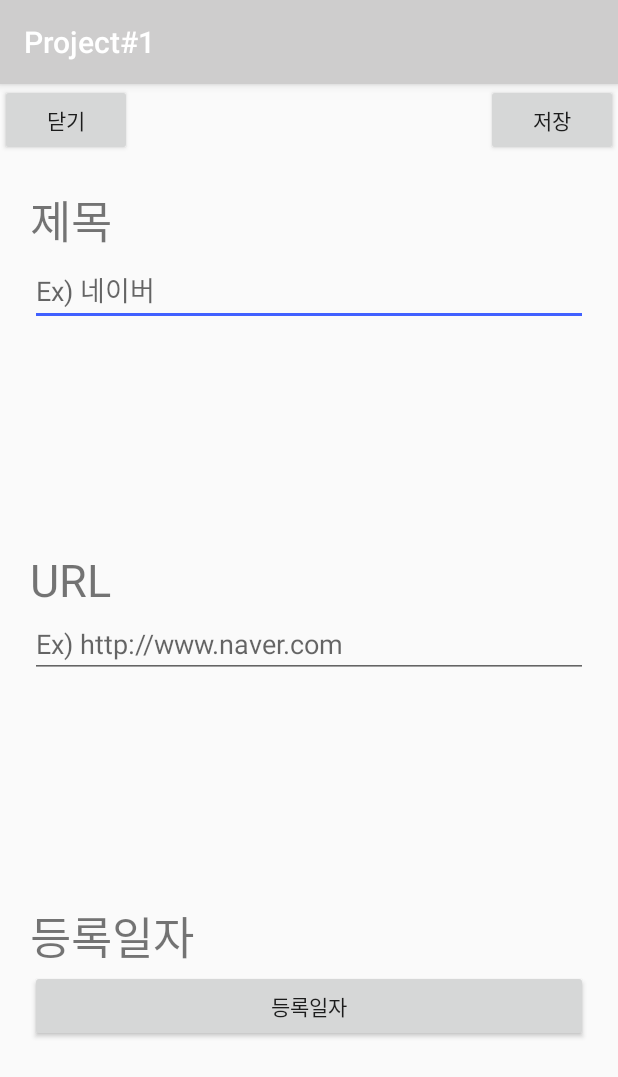
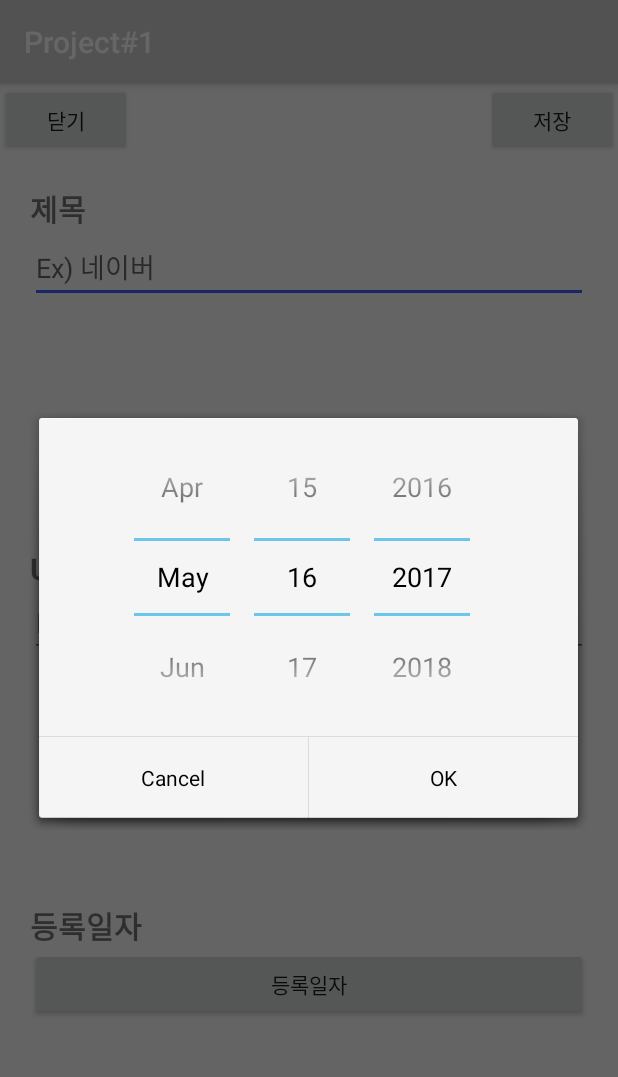
Before and after one commit to JIHYEPYO/Project-1, an Android app: the fragment RegisterFavoritesFragment shown on its own in the app's theme, after a tap on "등록일자", on a phone screen of 412 x 824 dp. Shown: the top 1077 px of the screen. Run offline under Robolectric (Android 15) with nearby library versions, the phone set to English and light mode, and no system bars.

```diff
--- a/app/src/main/java/com/example/ncs/project1/RegisterFavoritesFragment.java
+++ b/app/src/main/java/com/example/ncs/project1/RegisterFavoritesFragment.java
@@ -1,12 +1,21 @@
 package com.example.ncs.project1;
 
+import android.app.AlertDialog;
+import android.app.DatePickerDialog;
+import android.app.Dialog;
+import android.content.DialogInterface;
 import android.os.Bundle;
 import android.support.annotation.Nullable;
+import android.support.v4.app.DialogFragment;
 import android.view.LayoutInflater;
 import android.view.View;
 import android.view.ViewGroup;
 import android.widget.Button;
+import android.widget.DatePicker;
 import android.widget.EditText;
+import android.widget.Toast;
+
+import java.util.Calendar;
 
 /**
  * Created by NCS on 2017-05-16.
@@ -32,13 +41,40 @@ public class RegisterFavoritesFragment extends android.support.v4.app.Fragment {
         buttonRegisterDate.setOnClickListener(new View.OnClickListener() {
             @Override
             public void onClick(View view) {
-
+                DialogFragment dFragment = new DatePickerFragment();
+                dFragment.show(getFragmentManager(), "Date Picker");
             }
         });
 
         return v;
     }
 
+    public static class DatePickerFragment extends DialogFragment
+            implements DatePickerDialog.OnDateSetListener{
+
+        @Override
+        public Dialog onCreateDialog(Bundle savedInstanceState){
+            final Calendar calendar = Calendar.getInstance();
+            int year = calendar.get(Calendar.YEAR);
+            int month = calendar.get(Calendar.MONTH);
+            int day = calendar.get(Calendar.DAY_OF_MONTH);
+
+            DatePickerDialog dpd = new DatePickerDialog(getActivity(),
+                    AlertDialog.THEME_HOLO_LIGHT,this,year,month,day);
+
+            // Return the DatePickerDialog
+            return  dpd;
+        }
+
+        public void onDateSet(DatePicker view, int year, int month, int day){
+            // Do something with the chosen date
+        }
+
+        public void onCancel(DialogInterface dialog){
+            Toast.makeText(getActivity(),"Date Picker Canceled.", Toast.LENGTH_SHORT).show();
+        }
+    }
+
     public static synchronized RegisterFavoritesFragment getInstance() {
         return instance;
     }
--- a/app/src/main/res/layout/fragment_register_favorites.xml
+++ b/app/src/main/res/layout/fragment_register_favorites.xml
@@ -33,7 +33,8 @@
             android:layout_width="wrap_content"
             android:layout_height="wrap_content"
             android:text="제목"
-            android:textSize="30dp" />
+            android:textSize="20dp"
+            android:textStyle="bold"/>
 
         <EditText
             android:layout_width="match_parent"
@@ -55,7 +56,8 @@
             android:layout_width="wrap_content"
             android:layout_height="wrap_content"
             android:text="URL"
-            android:textSize="30dp" />
+            android:textSize="20dp"
+            android:textStyle="bold"/>
 
         <EditText
             android:layout_width="match_parent"
@@ -77,7 +79,8 @@
             android:layout_width="wrap_content"
             android:layout_height="wrap_content"
             android:text="등록일자"
-            android:textSize="30dp" />
+            android:textSize="20dp"
+            android:textStyle="bold"/>
 
         <Button
             android:layout_width="match_parent"
```
